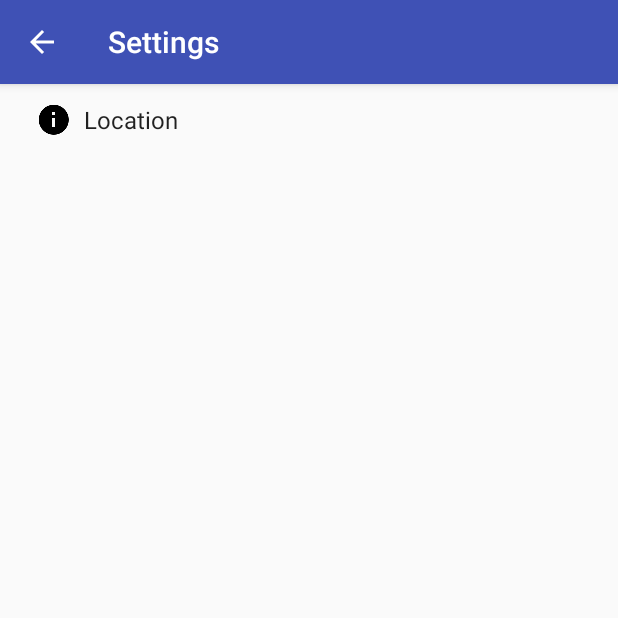
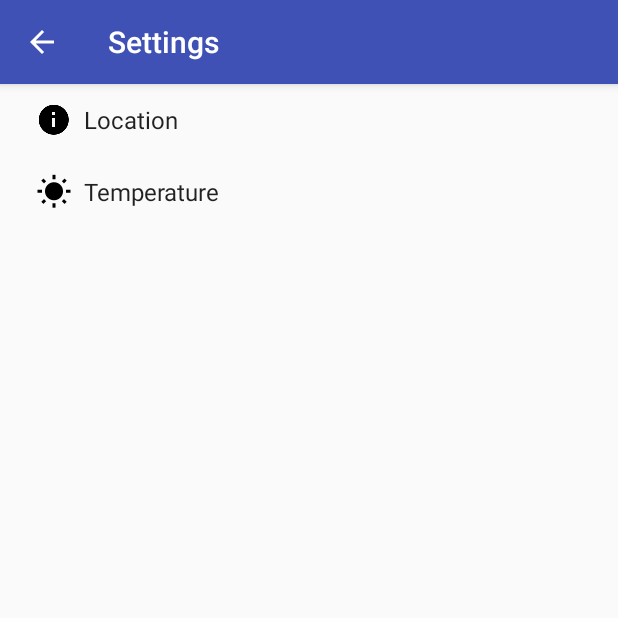
Before and after one commit to davojuve/Sunshine, an Android app: the screen it shows after launch (SettingsActivity), in the options menu, after a tap on "Settings", on a phone screen of 412 x 824 dp, the top half of it. Run offline under Robolectric (Android 15) with nearby library versions, the light colour scheme and no system bars.

Commit message:
3-34 from converce

```diff
--- a/app/src/main/java/am/wedo/sunshine/ForecastFragment.java
+++ b/app/src/main/java/am/wedo/sunshine/ForecastFragment.java
@@ -158,7 +158,8 @@ public class ForecastFragment extends Fragment {
                         .appendPath("2.5")
                         .appendPath("forecast")
                         .appendPath("daily")
-                        .appendQueryParameter("id", params[0])
+//                        .appendQueryParameter("id", params[0])
+                        .appendQueryParameter("q", params[0])
                         .appendQueryParameter("APPID", "15166a61ffa7409e7b2b6786bd575ba0")
                         .appendQueryParameter("units", units)
                         .appendQueryParameter("cnt", String.valueOf(numDays));
--- a/app/src/main/java/am/wedo/sunshine/SettingsActivity.java
+++ b/app/src/main/java/am/wedo/sunshine/SettingsActivity.java
@@ -157,6 +157,7 @@ public class SettingsActivity extends AppCompatPreferenceActivity {
         public void onCreate(Bundle savedInstanceState) {
             super.onCreate(savedInstanceState);
             addPreferencesFromResource(R.xml.pref_general);
+            addPreferencesFromResource(R.xml.pref_temperature);
             setHasOptionsMenu(true);
 
             // Bind the summaries of EditText/List/Dialog/Ringtone preferences
--- a/app/src/main/res/menu/menu_main.xml
+++ b/app/src/main/res/menu/menu_main.xml
@@ -2,9 +2,15 @@
     xmlns:app="http://schemas.android.com/apk/res-auto"
     xmlns:tools="http://schemas.android.com/tools"
     tools:context="am.wedo.sunshine.MainActivity">
+
+    <item
+        android:id="@+id/action_preferred_location"
+        android:orderInCategory="100"
+        android:title="@string/action_map"
+        app:showAsAction="never" />
     <item
         android:id="@+id/action_settings"
-        android:orderInCategory="100"
+        android:orderInCategory="1000"
         android:title="@string/action_settings"
         app:showAsAction="never" />
 </menu>
--- a/app/src/main/res/values/strings.xml
+++ b/app/src/main/res/values/strings.xml
@@ -1,6 +1,7 @@
 <resources>
     <string name="app_name">SunShine</string>
     <string name="action_settings">Settings</string>
+    <string name="action_map">Preferred Location</string>
     <string name="action_refresh">Refresh</string>
     <string name="title_activity_detail">Detail</string>
     <string name="title_activity_settings">Settings</string>
@@ -8,14 +9,16 @@
     <!-- Strings related to Settings -->
 
     <!-- Example General settings -->
-    <string name="pref_header_general">Location</string>
+    <string name="pref_header_location">Location</string>
+    <string name="pref_header_temperature">Temperature</string>
 
     <!-- Label for the location preference [CHAR LIMIT=30]-->
     <string name="pref_location_label">Location</string>
     <!-- Key name for storing location in SharedPreference -->
     <string name="pref_location_key" translatable="false">location</string>
     <!-- Default city code for location preference -->
-    <string name="pref_location_default" translatable="false">616051</string>
+    <!--<string name="pref_location_default" translatable="false">616051</string>-->
+    <string name="pref_location_default" translatable="false">Yerevan</string>
 
 
     <!-- Label for the units preference [CHAR LIMIT=30]-->
--- a/app/src/main/res/xml/pref_headers.xml
+++ b/app/src/main/res/xml/pref_headers.xml
@@ -5,6 +5,10 @@
     <header
         android:fragment="am.wedo.sunshine.SettingsActivity$GeneralPreferenceFragment"
         android:icon="@drawable/ic_info_black_24dp"
-        android:title="@string/pref_header_general" />
+        android:title="@string/pref_header_location" />
+    <header
+        android:fragment="am.wedo.sunshine.SettingsActivity$GeneralPreferenceFragment"
+        android:icon="@drawable/ic_wb_sunny_black_24dp"
+        android:title="@string/pref_header_temperature" />
 
 </preference-headers>
--- /dev/null
+++ b/app/src/main/res/xml/pref_temperature.xml
@@ -0,0 +1,14 @@
+<PreferenceScreen xmlns:android="http://schemas.android.com/apk/res/android">
+
+    <!-- NOTE: EditTextPreference accepts EditText attributes. -->
+    <!-- NOTE: EditTextPreference's summary should be set to its value by the activity code. -->
+    <ListPreference
+        android:capitalize="words"
+        android:key="@string/pref_units_key"
+        android:title="@string/pref_units_label"
+        android:dialogTitle="@string/pref_units_dialog_label"
+        android:entries="@array/pref_units_entries"
+        android:entryValues="@array/pref_units_values"
+        android:defaultValue="@string/pref_units_metric" />
+
+</PreferenceScreen>
```
Also changed, not shown: app/src/main/java/am/wedo/sunshine/MainActivity.java (+29 -0 lines), app/src/main/res/drawable-hdpi/ic_wb_sunny_black_24dp.png (added), app/src/main/res/drawable-mdpi/ic_wb_sunny_black_24dp.png (added), app/src/main/res/drawable-xhdpi/ic_wb_sunny_black_24dp.png (added), app/src/main/res/drawable-xxhdpi/ic_wb_sunny_black_24dp.png (added), app/src/main/res/drawable-xxxhdpi/drawable-hdpi/ic_wb_sunny_black_24dp.png (added), app/src/main/res/drawable-xxxhdpi/drawable-mdpi/ic_wb_sunny_black_24dp.png (added), app/src/main/res/drawable-xxxhdpi/drawable-xhdpi/ic_wb_sunny_black_24dp.png (added), app/src/main/res/drawable-xxxhdpi/drawable-xxhdpi/ic_wb_sunny_black_24dp.png (added), app/src/main/res/drawable-xxxhdpi/drawable-xxxhdpi/ic_wb_sunny_black_24dp.png (added), app/src/main/res/drawable-xxxhdpi/ic_wb_sunny_black_24dp.png (added).
